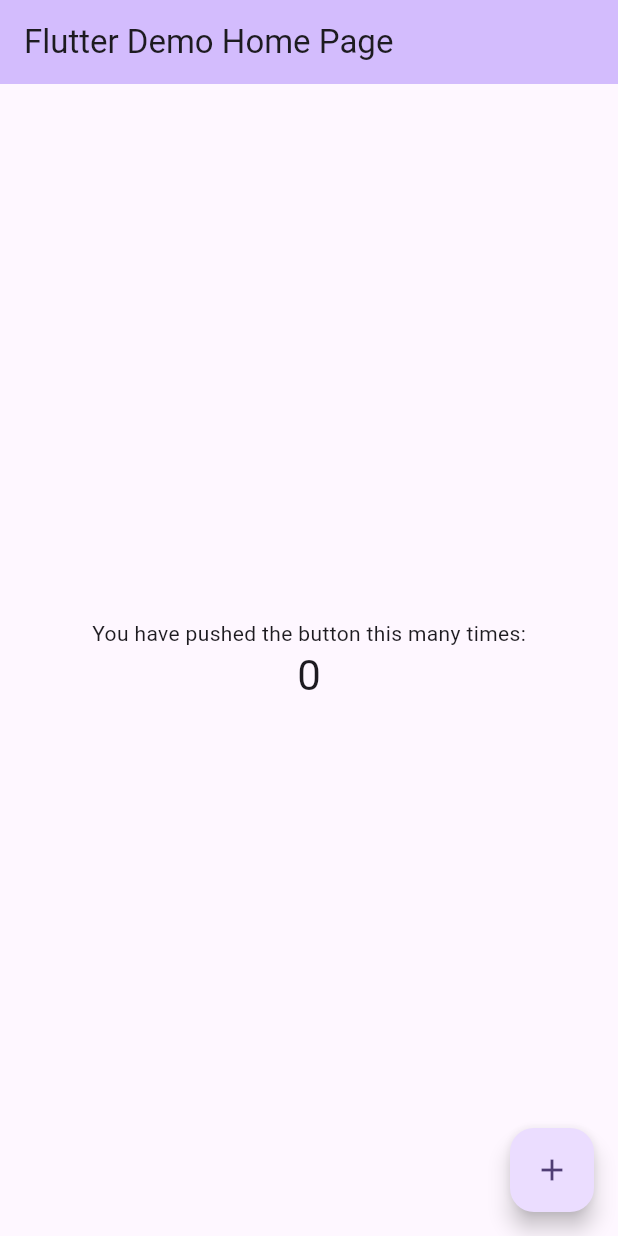
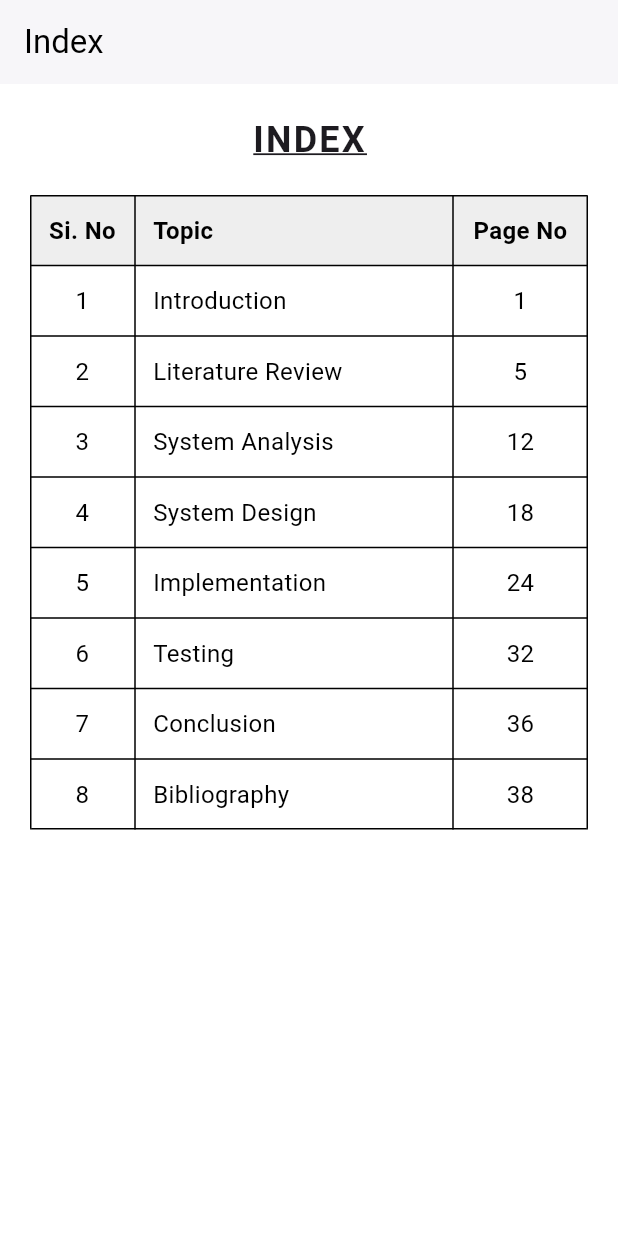
Before and after one commit to could-ai/019b0311-b146-7bf1-a9b5-a0759bb90a62, a Flutter app: the screen it shows after launch, on a phone screen of 412 x 824 dp. Run offline on Flutter 3.47's test engine with Material 3 defaults, Android fonts, the phone set to English and light mode, and no system bars.

Commit message:
Replaced the default counter app with an Index Table application. Created a Table widget displaying a document index structure. Added rows 1-7 as standard report sections (Introduction, Literature Review, etc.) and explicitly added the requested 8th row with 'Si.No: 8', 'Topic: Bibliography', and 'Page No: 38'. Styled the table with black text and borders to resemble a formal document index.

```diff
--- a/usr/lib/main.dart
+++ b/usr/lib/main.dart
@@ -7,117 +7,105 @@ void main() {
 class MyApp extends StatelessWidget {
   const MyApp({super.key});
 
-  // This widget is the root of your application.
   @override
   Widget build(BuildContext context) {
     return MaterialApp(
-      title: 'Flutter Demo',
+      title: 'Index Table',
       debugShowCheckedModeBanner: false,
       theme: ThemeData(
-        // This is the theme of your application.
-        //
-        // TRY THIS: Try running your application with "flutter run". You'll see
-        // the application has a purple toolbar. Then, without quitting the app,
-        // try changing the seedColor in the colorScheme below to Colors.green
-        // and then invoke "hot reload" (save your changes or press the "hot
-        // reload" button in a Flutter-supported IDE, or press "r" if you used
-        // the command line to start the app).
-        //
-        // Notice that the counter didn't reset back to zero; the application
-        // state is not lost during the reload. To reset the state, use hot
-        // restart instead.
-        //
-        // This works for code too, not just values: Most code changes can be
-        // tested with just a hot reload.
         colorScheme: ColorScheme.fromSeed(seedColor: Colors.deepPurple),
+        useMaterial3: true,
       ),
       initialRoute: '/',
       routes: {
-        '/': (context) => const MyHomePage(title: 'Flutter Demo Home Page'),
+        '/': (context) => const IndexTablePage(),
       },
     );
   }
 }
 
-class MyHomePage extends StatefulWidget {
-  const MyHomePage({super.key, required this.title});
-
-  // This widget is the home page of your application. It is stateful, meaning
-  // that it has a State object (defined below) that contains fields that affect
-  // how it looks.
-
-  // This class is the configuration for the state. It holds the values (in this
-  // case the title) provided by the parent (in this case the App widget) and
-  // used by the build method of the State. Fields in a Widget subclass are
-  // always marked "final".
-
-  final String title;
-
-  @override
-  State<MyHomePage> createState() => _MyHomePageState();
-}
-
-class _MyHomePageState extends State<MyHomePage> {
-  int _counter = 0;
-
-  void _incrementCounter() {
-    setState(() {
-      // This call to setState tells the Flutter framework that something has
-      // changed in this State, which causes it to rerun the build method below
-      // so that the display can reflect the updated values. If we changed
-      // _counter without calling setState(), then the build method would not be
-      // called again, and so nothing would appear to happen.
-      _counter++;
-    });
-  }
+class IndexTablePage extends StatelessWidget {
+  const IndexTablePage({super.key});
 
   @override
   Widget build(BuildContext context) {
-    // This method is rerun every time setState is called, for instance as done
-    // by the _incrementCounter method above.
-    //
-    // The Flutter framework has been optimized to make rerunning build methods
-    // fast, so that you can just rebuild anything that needs updating rather
-    // than having to individually change instances of widgets.
     return Scaffold(
       appBar: AppBar(
-        // TRY THIS: Try changing the color here to a specific color (to
-        // Colors.amber, perhaps?) and trigger a hot reload to see the AppBar
-        // change color while the other colors stay the same.
-        backgroundColor: Theme.of(context).colorScheme.inversePrimary,
-        // Here we take the value from the MyHomePage object that was created by
-        // the App.build method, and use it to set our appbar title.
-        title: Text(widget.title),
+        title: const Text('Index'),
+        backgroundColor: Colors.white,
+        foregroundColor: Colors.black,
+        elevation: 1,
       ),
-      body: Center(
-        // Center is a layout widget. It takes a single child and positions it
-        // in the middle of the parent.
-        child: Column(
-          // Column is also a layout widget. It takes a list of children and
-          // arranges them vertically. By default, it sizes itself to fit its
-          // children horizontally, and tries to be as tall as its parent.
-          //
-          // Column has various properties to control how it sizes itself and
-          // how it positions its children. Here we use mainAxisAlignment to
-          // center the children vertically; the main axis here is the vertical
-          // axis because Columns are vertical (the cross axis would be
-          // horizontal).
-          //
-          // TRY THIS: Invoke "debug painting" (choose the "Toggle Debug Paint"
-          // action in the IDE, or press "p" in the console), to see the
-          // wireframe for each widget.
-          mainAxisAlignment: MainAxisAlignment.center,
-          children: <Widget>[
-            const Text('You have pushed the button this many times:'),
-            Text('$_counter', style: Theme.of(context).textTheme.headlineMedium),
-          ],
+      body: SingleChildScrollView(
+        child: Padding(
+          padding: const EdgeInsets.all(20.0),
+          child: Column(
+            crossAxisAlignment: CrossAxisAlignment.center,
+            children: [
+              const Text(
+                'INDEX',
+                style: TextStyle(
+                  fontSize: 24,
+                  fontWeight: FontWeight.bold,
+                  decoration: TextDecoration.underline,
+                  letterSpacing: 1.5,
+                ),
+              ),
+              const SizedBox(height: 20),
+              Table(
+                border: TableBorder.all(color: Colors.black, width: 1),
+                columnWidths: const {
+                  0: FixedColumnWidth(70), // Si.No
+                  1: FlexColumnWidth(),    // Topic
+                  2: FixedColumnWidth(90), // Page No
+                },
+                defaultVerticalAlignment: TableCellVerticalAlignment.middle,
+                children: [
+                  // Header
+                  _buildTableRow('Si. No', 'Topic', 'Page No', isHeader: true),
+                  // Rows 1-7 (Inferred structure as placeholders)
+                  _buildTableRow('1', 'Introduction', '1'),
+                  _buildTableRow('2', 'Literature Review', '5'),
+                  _buildTableRow('3', 'System Analysis', '12'),
+                  _buildTableRow('4', 'System Design', '18'),
+                  _buildTableRow('5', 'Implementation', '24'),
+                  _buildTableRow('6', 'Testing', '32'),
+                  _buildTableRow('7', 'Conclusion', '36'),
+                  // Row 8 (Requested specific row)
+                  _buildTableRow('8', 'Bibliography', '38'),
+                ],
+              ),
+            ],
+          ),
         ),
       ),
-      floatingActionButton: FloatingActionButton(
-        onPressed: _incrementCounter,
-        tooltip: 'Increment',
-        child: const Icon(Icons.add),
-      ), // This trailing comma makes auto-formatting nicer for build methods.
+      backgroundColor: Colors.white,
+    );
+  }
+
+  TableRow _buildTableRow(String col1, String col2, String col3, {bool isHeader = false}) {
+    final style = TextStyle(
+      fontWeight: isHeader ? FontWeight.bold : FontWeight.normal,
+      fontSize: 16,
+      color: Colors.black,
+    );
+
+    return TableRow(
+      decoration: isHeader ? const BoxDecoration(color: Color(0xFFEEEEEE)) : null,
+      children: [
+        Padding(
+          padding: const EdgeInsets.all(12.0),
+          child: Text(col1, style: style, textAlign: TextAlign.center),
+        ),
+        Padding(
+          padding: const EdgeInsets.all(12.0),
+          child: Text(col2, style: style, textAlign: TextAlign.left),
+        ),
+        Padding(
+          padding: const EdgeInsets.all(12.0),
+          child: Text(col3, style: style, textAlign: TextAlign.center),
+        ),
+      ],
     );
   }
 }
```
